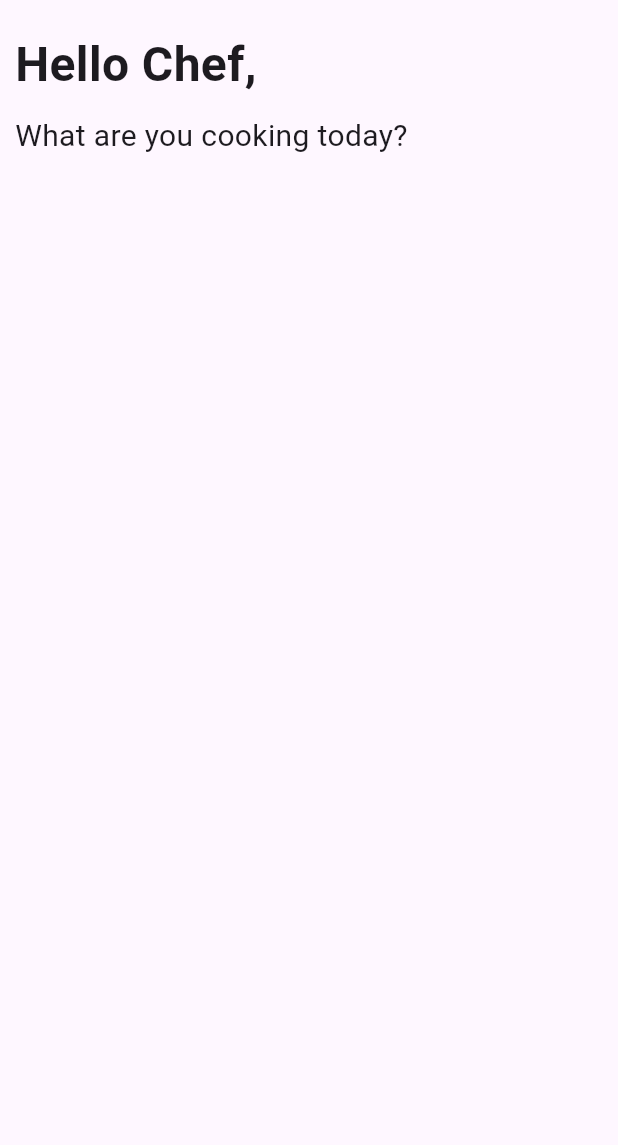
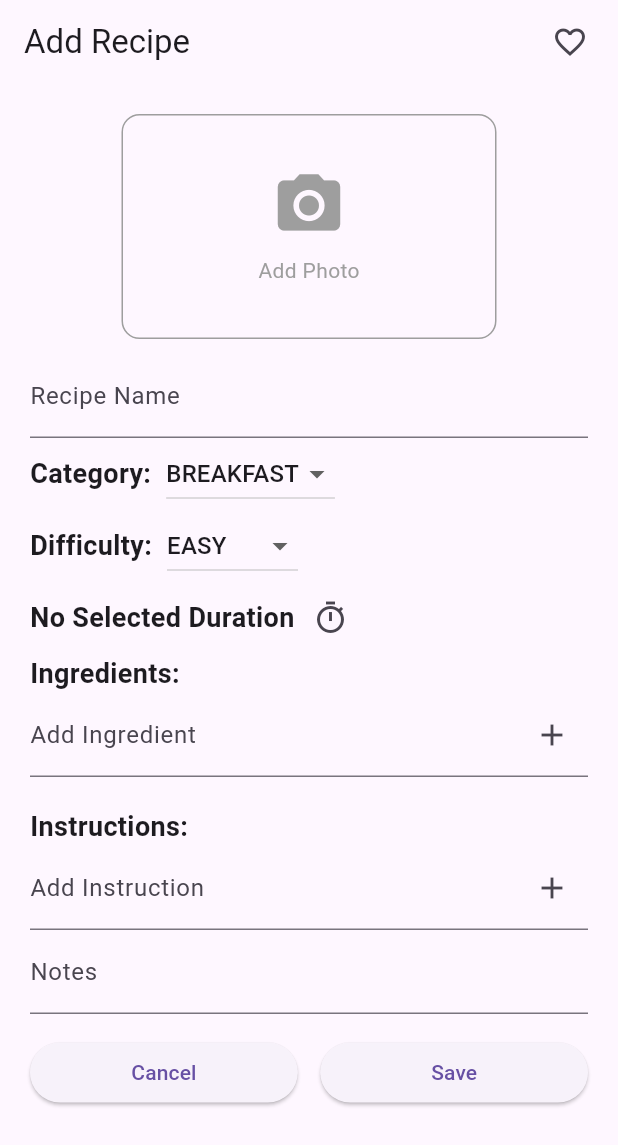
Before and after one commit to BatoulHS/Recipe_App, a Flutter app: the screen it shows after launch, on a phone screen of 412 x 824 dp. Shown: the top 1145 px of the screen. Run offline on Flutter 3.47's test engine with Material 3 defaults, Android fonts, the phone set to English and light mode, and no system bars; our stand-ins replace image_picker, sqflite; missing offline and left inert: material_duration_picker; accounts and stored records are empty.

Commit message:
add recipe

```diff
--- a/lib/main.dart
+++ b/lib/main.dart
@@ -2,6 +2,9 @@ import 'package:flutter/material.dart';
 import 'package:recipe_app/data/recipe_storage.dart';
 import 'package:recipe_app/models/recipe.dart';
 import 'package:recipe_app/screens/home_screen.dart';
+import 'package:recipe_app/screens/new_recipe.dart';
+import 'package:material_duration_picker/material_duration_picker.dart';
+
 
 void main() async {
   WidgetsFlutterBinding.ensureInitialized(); // before async in main
@@ -19,9 +22,12 @@ class MainApp extends StatelessWidget {
   @override
   Widget build(BuildContext context) {
     return  MaterialApp(
+      localizationsDelegates: const [
+        DefaultDurationPickerMaterialLocalizations.delegate,
+      ],
       debugShowCheckedModeBanner: false,
       home: Scaffold(
-        body: HomeScreen(),
+        body: NewRecipe(),
       ),
     );
   }
--- a/lib/models/recipe.dart
+++ b/lib/models/recipe.dart
@@ -39,16 +39,18 @@ class Recipe {
       'image': image,
     };
   }
+  List<String> get ingredientsList => ingredients.split('|');
 
 }
 
-enum Category { breakfast, lunch, dinner, sweets, drinks }
+enum Category { breakfast, lunch, dinner, sweets, drinks, snacks}
 
 const categoryName = {
   'Breakfast': Category.breakfast,
   'Lunch': Category.lunch,
   'Dinner': Category.dinner,
   'Sweets': Category.sweets,
+  'Snacks': Category.snacks,
   'Drinks': Category.drinks
 };
 
--- /dev/null
+++ b/lib/screens/new_recipe.dart
@@ -0,0 +1,389 @@
+import 'dart:io';
+import 'package:flutter/material.dart';
+import 'package:image_picker/image_picker.dart';
+import 'package:recipe_app/models/recipe.dart';
+import 'package:material_duration_picker/material_duration_picker.dart';
+
+class NewRecipe extends StatefulWidget {
+  const NewRecipe({super.key});
+
+  @override
+  State<NewRecipe> createState() {
+    return _NewRecipeState();
+  }
+}
+
+class _NewRecipeState extends State<NewRecipe> {
+  final _notesController = TextEditingController();
+  final _nameController = TextEditingController();
+
+  @override
+  void dispose() {
+    _nameController.dispose();
+    _ingredientsController.dispose();
+    _instructionsController.dispose();
+    _notesController.dispose();
+    super.dispose();
+  }
+
+  final List<String> _ingredients = [];
+  final _ingredientsController = TextEditingController();
+
+
+  void _addIngredient() {
+    // TODO:  ingredients: _ingredients.join('|'),
+    if (_ingredientsController.text.trim().isNotEmpty) {
+      setState(() {
+        _ingredients.add(_ingredientsController.text.trim());
+        _ingredientsController.clear();
+      });
+    }
+  }
+
+  void _removeIngredient(int index) {
+    setState(() {
+      _ingredients.removeAt(index);
+    });
+  }
+
+  final List<String> _instructions = [];
+  final _instructionsController = TextEditingController();
+
+  void _addInstruction() {
+    // TODO:  instructions: _instructions.join('|'),
+    if (_instructionsController.text.trim().isNotEmpty) {
+      setState(() {
+        _instructions.add(_instructionsController.text.trim());
+        _instructionsController.clear();
+      });
+    }
+  }
+
+  void _removeInstruction(int index) {
+    setState(() {
+      _instructions.removeAt(index);
+    });
+  }
+
+  var _selectedCategory = Category.breakfast;
+
+  var _selectedDifficulty = Difficulty.easy;
+
+  Duration? _selectedDuration;
+
+  void _showDurationPicker() async {
+    var pickedDuration = await showDurationPicker(
+      durationPickerMode: DurationPickerMode.hm,
+      context: context,
+      initialEntryMode: DurationPickerEntryMode.input,
+    );
+    setState(() {
+      _selectedDuration = pickedDuration;
+    });
+  }
+
+  String _formatDuration(Duration duration) {
+    final hours = duration.inHours;
+    final minutes = duration.inMinutes.remainder(60);
+    return '$hours:$minutes';
+  }
+
+  File? _pickedImage;
+  final ImagePicker _picker = ImagePicker();
+
+  Future<void> _pickImage(ImageSource source) async {
+    try {
+      final XFile? pickedFile = await _picker.pickImage(source: source);
+      if (pickedFile != null) {
+        setState(() {
+          _pickedImage = File(pickedFile.path);
+        });
+      }
+    } catch (e) {
+      ScaffoldMessenger.of(context).showSnackBar(
+        SnackBar(content: Text('Failed to pick image: ${e.toString()}')),
+      );
+    }
+  }
+
+  // Future<String?> _saveImagePermanently(File? imageFile) async {
+  //   if (imageFile == null) return null;
+
+  //   final appDir = await getApplicationDocumentsDirectory();
+  //   final fileName = 'recipe_${DateTime.now().millisecondsSinceEpoch}.jpg';
+  //   final savedImage = await imageFile.copy('${appDir.path}/$fileName');
+
+  //   return savedImage
+  //       .path; // Returns path like: "/data/user/0/com.example.app/files/recipe_123456.jpg"
+  // }
+
+  // void _pickImage(ImageSource source) async {
+  //   final XFile? pickedFile = await _picker.pickImage(source: source);
+  //   if (pickedFile != null) {
+  //     final permanentPath = await _saveImagePermanently(File(pickedFile.path));
+  //     setState(() => _imagePath = permanentPath); // Store path in state
+  //   }
+  // }
+
+  void _showImageSourceDialog(BuildContext context) {
+    showModalBottomSheet(
+      context: context,
+      builder: (BuildContext bc) {
+        return SafeArea(
+          child: Wrap(
+            children: <Widget>[
+              ListTile(
+                leading: const Icon(Icons.photo_library),
+                title: const Text("Gallery"),
+                onTap: () {
+                  _pickImage(ImageSource.gallery);
+                  Navigator.pop(context);
+                },
+              ),
+              ListTile(
+                leading: const Icon(Icons.camera_alt),
+                title: const Text('Camera'),
+                onTap: () {
+                  _pickImage(ImageSource.camera);
+                  Navigator.pop(context);
+                },
+              ),
+            ],
+          ),
+        );
+      },
+    );
+  }
+
+  @override
+  Widget build(BuildContext context) {
+    return Scaffold(
+      appBar: AppBar(
+        title: const Text("Add Recipe"),
+        actions: [
+          Padding(
+            padding: const EdgeInsets.only(right: 8.0),
+            child: IconButton(onPressed: (){}, icon: Icon(Icons.favorite_border_sharp)),
+          ),
+        ],
+      ),
+      body: Padding(
+        padding: const EdgeInsets.all(20),
+        child: ListView(
+          children: [
+            Center(
+              child: GestureDetector(
+                onTap: () => _showImageSourceDialog(context),
+                child: Container(
+                  width: 250,
+                  height: 150,
+                  decoration: BoxDecoration(
+                    border: Border.all(color: Colors.grey),
+                    borderRadius: BorderRadius.circular(12),
+                    image:
+                        _pickedImage !=
+                                null // Show selected image if exists
+                            ? DecorationImage(
+                              image: FileImage(_pickedImage!),
+                              fit: BoxFit.cover,
+                            )
+                            : null,
+                  ),
+                  child:
+                      _pickedImage == null
+                          ? const Column(
+                            mainAxisAlignment: MainAxisAlignment.center,
+                            children: [
+                              Icon(
+                                Icons.camera_alt,
+                                size: 50,
+                                color: Colors.grey,
+                              ),
+                              SizedBox(height: 8),
+                              Text(
+                                "Add Photo",
+                                style: TextStyle(color: Colors.grey),
+                              ),
+                            ],
+                          )
+                          : null,
+                ),
+              ),
+            ),
+            SizedBox(height: 10),
+            TextField(
+              controller: _nameController,
+              // maxLength: 50,
+              decoration: InputDecoration(label: Text("Recipe Name")),
+            ),
+
+            Row(
+              // mainAxisAlignment: MainAxisAlignment.spaceEvenly,
+              children: [
+                Text(
+                  "Category:",
+                  style: TextStyle(fontWeight: FontWeight.bold, fontSize: 18),
+                ),
+                SizedBox(width: 10),
+                DropdownButton(
+                  value: _selectedCategory,
+                  items:
+                      Category.values
+                          .map(
+                            (category) => DropdownMenuItem(
+                              value: category,
+                              child: Text(category.name.toUpperCase()),
+                            ),
+                          )
+                          .toList(),
+                  onChanged: (value) {
+                    if (value == null) {
+                      return;
+                    }
+                    setState(() {
+                      _selectedCategory = value;
+                    });
+                  },
+                ),
+              ],
+            ),
+            Row(
+              children: [
+                Text(
+                  "Difficulty:",
+                  style: TextStyle(fontWeight: FontWeight.bold, fontSize: 18),
+                ),
+                SizedBox(width: 10),
+                DropdownButton(
+                  value: _selectedDifficulty,
+                  items:
+                      Difficulty.values
+                          .map(
+                            (difficulty) => DropdownMenuItem(
+                              value: difficulty,
+                              child: Text(difficulty.name.toUpperCase()),
+                            ),
+                          )
+                          .toList(),
+                  onChanged: (value) {
+                    if (value == null) {
+                      return;
+                    }
+                    setState(() {
+                      _selectedDifficulty = value;
+                    });
+                  },
+                ),
+              ],
+            ),
+            Row(
+              children: [
+                Text(
+                  _selectedDuration == null
+                      ? "No Selected Duration"
+                      : _formatDuration(_selectedDuration!),
+                  style: TextStyle(fontSize: 18, fontWeight: FontWeight.bold),
+                ),
+                IconButton(
+                  onPressed: _showDurationPicker,
+                  icon: Icon(Icons.timer_outlined),
+                ),
+              ],
+            ),
+            Text(
+              "Ingredients:",
+              style: TextStyle(fontSize: 18, fontWeight: FontWeight.bold),
+            ),
+            TextField(
+              controller: _ingredientsController,
+              decoration: InputDecoration(
+                labelText: "Add Ingredient",
+                suffixIcon: IconButton(
+                  onPressed: _addIngredient,
+                  icon: const Icon(Icons.add),
+                ),
+                hintText: 'e.g. 2 cups flour',
+              ),
+              onSubmitted: (_) => _addIngredient(),
+            ),
+            // SizedBox(height: 6,),
+            ListView.builder(
+              padding: EdgeInsets.zero,
+              // itemExtent: 24,
+              shrinkWrap: true,
+              physics: const NeverScrollableScrollPhysics(),
+              itemCount: _ingredients.length,
+              itemBuilder: (context, index) {
+                return ListTile(
+                  minLeadingWidth: 10,
+                  contentPadding: EdgeInsets.zero,
+                  visualDensity: VisualDensity.compact,
+                  leading: const Icon(Icons.circle, size: 8),
+                  title: Text(_ingredients[index]),
+                  trailing: IconButton(
+                    icon: const Icon(Icons.close, size: 18),
+                    onPressed: () => _removeIngredient(index),
+                  ),
+                );
+              },
+            ),
+            SizedBox(height: 20,),
+            Text(
+              "Instructions:",
+              style: TextStyle(fontSize: 18, fontWeight: FontWeight.bold),
+            ),
+            TextField(
+              controller: _instructionsController,
+              decoration: InputDecoration(
+                labelText: "Add Instruction",
+                suffixIcon: IconButton(
+                  onPressed: _addInstruction,
+                  icon: const Icon(Icons.add),
+                ),
+                hintText: 'e.g. add the flour',
+              ),
+              onSubmitted: (_) => _addInstruction(),
+            ),
+            // SizedBox(height: 6,),
+            ListView.builder(
+              padding: EdgeInsets.zero,
+              // itemExtent: 24,
+              shrinkWrap: true,
+              physics: const NeverScrollableScrollPhysics(),
+              itemCount: _instructions.length,
+              itemBuilder: (context, index) {
+                return ListTile(
+                  minLeadingWidth: 10,
+                  contentPadding: EdgeInsets.zero,
+                  visualDensity: VisualDensity.compact,
+                  leading: const Icon(Icons.circle, size: 8),
+                  title: Text(_instructions[index]),
+                  trailing: IconButton(
+                    icon: const Icon(Icons.close, size: 18),
+                    onPressed: () => _removeInstruction(index),
+                  ),
+                );
+              },
+            ),
+            TextField(
+              controller: _notesController,
+              decoration: InputDecoration(
+                labelText: "Notes",
+              ),
+              maxLines: null,
+               keyboardType: TextInputType.multiline,
+            ),
+            SizedBox(height: 15,),
+            Row(
+              children: [
+                Expanded(child: ElevatedButton(onPressed: (){}, child: Text("Cancel"),)),
+                SizedBox(width:15,),
+                Expanded(child: ElevatedButton(onPressed: (){}, child: Text("Save"))),
+              ],
+            )
+          ],
+        ),
+      ),
+    );
+  }
+}
--- a/pubspec.yaml
+++ b/pubspec.yaml
@@ -9,6 +9,8 @@ environment:
 dependencies:
   flutter:
     sdk: flutter
+  image_picker: ^1.1.2
+  material_duration_picker: ^0.0.2+1
   path: ^1.9.1
   sqflite: ^2.4.2
   uuid: ^4.5.1
```
Also changed, not shown: lib/widgets/favorite_button.dart (added, +54 -0 lines), pubspec.lock, 5 other files.
